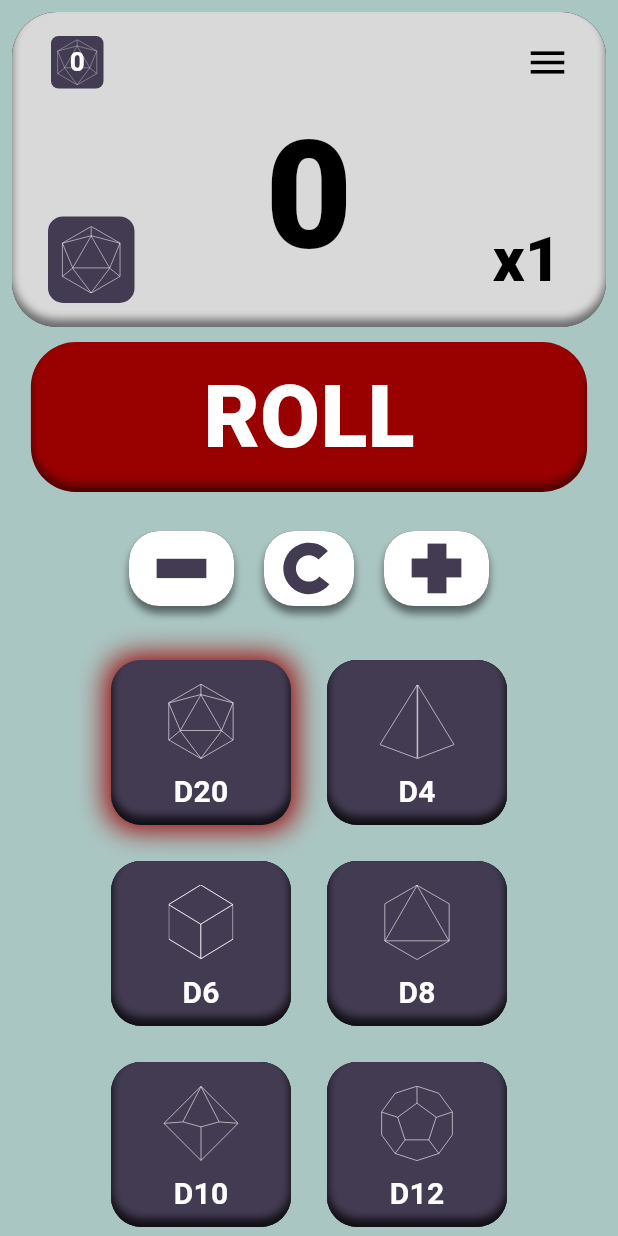
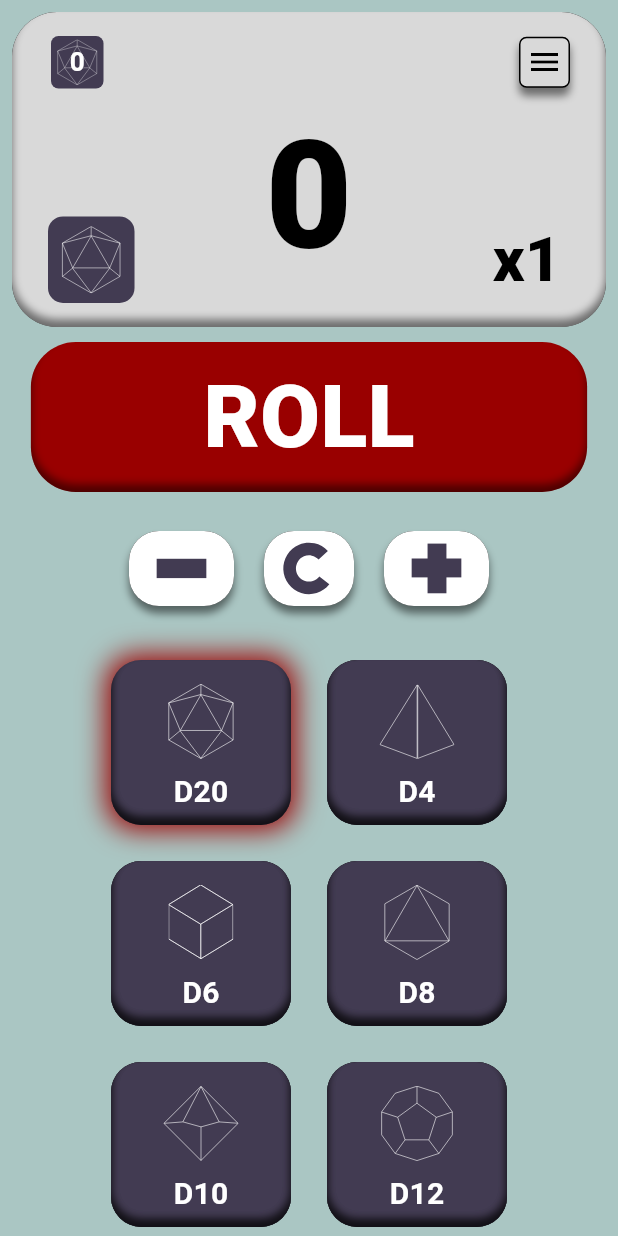
Before and after one commit to dompetriella/simple_roller, a Flutter app: the screen it shows after launch, on a phone screen of 412 x 824 dp. Run offline on Flutter 3.47's test engine with Material 2 defaults, Android fonts, the phone set to English and light mode, and no system bars; drawn by our look-alikes of flutter_animate, sticky_headers; our stand-ins replace flutter_inset_box_shadow, flutter_riverpod, flutter_svg, shared_preferences.

Commit message:
added depth to hamburger

```diff
--- a/lib/components/Insets/display_container_inset.dart
+++ b/lib/components/Insets/display_container_inset.dart
@@ -40,7 +40,7 @@ class DisplayContainerInset extends ConsumerWidget {
                 Align(
                   alignment: Alignment.centerLeft,
                   child: SizedBox(
-                    width: screenWidth * .75,
+                    width: screenWidth * .7,
                     child: const RolledDiceView(
                       size: 35,
                     ),
@@ -51,10 +51,27 @@ class DisplayContainerInset extends ConsumerWidget {
                   label: 'Open Settings Drawer',
                   child: GestureDetector(
                     onTap: () => Scaffold.of(context).openEndDrawer(),
-                    child: Icon(
-                      Icons.menu,
-                      size: 30,
-                      color: ref.watch(themeProvider).numberDisplayTextColor,
+                    child: Container(
+                      decoration: BoxDecoration(
+                          color: ref.watch(themeProvider).numberDisplayBgColor,
+                          boxShadow: [
+                            ref.watch(themeProvider).multiplierDropShadow
+                          ],
+                          border: Border.all(
+                              color: ref
+                                  .watch(themeProvider)
+                                  .numberDisplayTextColor),
+                          borderRadius: BorderRadius.circular(
+                              ref.watch(themeProvider).diceIconBorderRadius)),
+                      child: Padding(
+                        padding: const EdgeInsets.all(4.0),
+                        child: Icon(
+                          Icons.menu,
+                          size: 24,
+                          color:
+                              ref.watch(themeProvider).numberDisplayTextColor,
+                        ),
+                      ),
                     ),
                   ),
                 )
```
